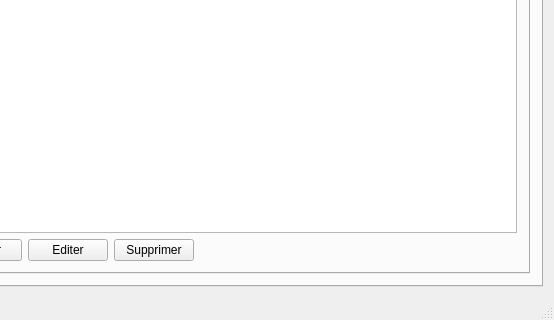
First picture: the form in src/MainWindow.ui, repository arabine/tanca, before the edit; both pictures show x 491 to 1045 and y 424 to 744 of the 1045 by 744 pixel window.
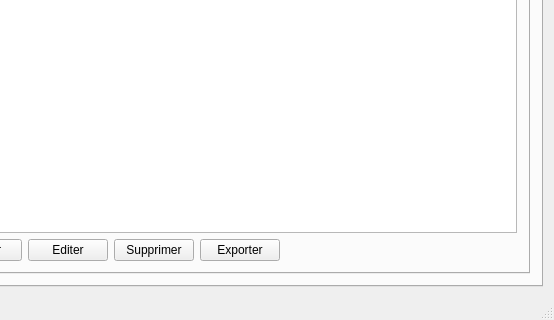
Second picture: the form after the edit. The open tabs and pages were chosen to show the change. Icons and pictures are not drawn.

Commit message: Added team name and team list export

The edit to the form file:
```diff
--- a/src/MainWindow.ui
+++ b/src/MainWindow.ui
@@ -285,6 +285,17 @@
                  </property>
                 </widget>
                </item>
+               <item>
+                <widget class="QPushButton" name="buttonExportTeams">
+                 <property name="text">
+                  <string>Exporter</string>
+                 </property>
+                 <property name="icon">
+                  <iconset resource="../assets/tanca.qrc">
+                   <normaloff>:/icons/export.png</normaloff>:/icons/export.png</iconset>
+                 </property>
+                </widget>
+               </item>
                <item>
                 <spacer name="horizontalSpacer_4">
                  <property name="orientation">
```
Left out of the diff: 4 changed lines with no effect on the pictures. The commit also changes 70 other files.
